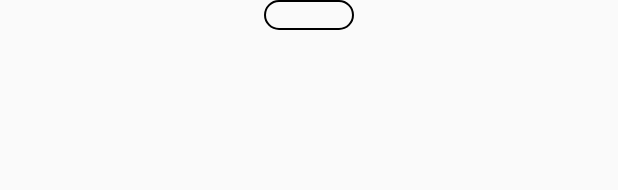
After one commit to shangdinvxu/MyOdoo, an Android app: the layout adapter_work_person.xml on its own in the app's theme, with its tools: preview values and no code run, on a phone screen of 412 x 824 dp. The commit adds this screen. Shown: the top 190 px of the screen. Run offline under Robolectric (Android 15) with nearby library versions, the phone set to English and light mode, and no system bars.

Commit message:
等待生产的最后一步骤

```diff
--- a/api/src/main/java/tarce/api/api/InventoryApi.java
+++ b/api/src/main/java/tarce/api/api/InventoryApi.java
@@ -162,7 +162,7 @@ public interface InventoryApi {
      * 待工员工接口
      * */
     @POST("find_free_workers")
-    Call<Object> getFreeWorkers(@Body HashMap hashMap);
+    Call<FreeWorkBean> getFreeWorkers(@Body HashMap hashMap);
 
     /**
      * 工作中员工接口
--- a/app/src/main/java/tarce/myodoo/activity/MainActivity.java
+++ b/app/src/main/java/tarce/myodoo/activity/MainActivity.java
@@ -128,12 +128,12 @@ public class MainActivity extends AppCompatActivity {
                 "linkloving_mrp_extend.mrp_production_action_qc_success"};
         objectObjectHashMap.put("xml_names", names);
         objectObjectHashMap.put("user_id", MyApplication.userID);
-        AlertAialogUtils.showDefultProgressDialog(MainActivity.this);
+     //   AlertAialogUtils.showDefultProgressDialog(MainActivity.this);
         Call<LoadActionBean> objectCall = inventoryApi.load_actionCall(objectObjectHashMap);
         objectCall.enqueue(new Callback<LoadActionBean>() {
             @Override
             public void onResponse(Call<LoadActionBean> call, Response<LoadActionBean> response) {
-                AlertAialogUtils.dismissDefultProgressDialog();
+              //  AlertAialogUtils.dismissDefultProgressDialog();
                 if (response.body() != null && response.body().getResult().getRes_code() == 1) {
                     Integer needaction_counter = response.body().getResult().getRes_data().getLinkloving_mrp_extend_menu_mrp_prepare_material_ing().getNeedaction_counter();
                     Integer needaction_counter1 = response.body().getResult().getRes_data().getLinkloving_mrp_extend_menu_mrp_waiting_warehouse_inspection().getNeedaction_counter();
@@ -150,7 +150,7 @@ public class MainActivity extends AppCompatActivity {
 
             @Override
             public void onFailure(Call<LoadActionBean> call, Throwable t) {
-                AlertAialogUtils.dismissDefultProgressDialog();
+          //      AlertAialogUtils.dismissDefultProgressDialog();
                 MyLog.e(TAG, t.toString());
             }
         });
--- a/app/src/main/java/tarce/myodoo/fragment/ProduceFragment.java
+++ b/app/src/main/java/tarce/myodoo/fragment/ProduceFragment.java
@@ -91,7 +91,7 @@ public class ProduceFragment extends Fragment {
      * 检测是否需要显示的相应item的红色圈圈加数字
      * */
     private void initRedNum() {
-        AlertAialogUtils.showDefultProgressDialog(getActivity());
+    //    AlertAialogUtils.showDefultProgressDialog(getActivity());
         inventoryApi = RetrofitClient.getInstance(getActivity()).create(InventoryApi.class);
         String[] menus = {"linkloving_mrp_extend.menu_mrp_finish_prepare_material","linkloving_mrp_extend.menu_mrp_already_picking",
                 "linkloving_mrp_extend.menu_mrp_progress","linkloving_mrp_extend.menu_mrp_waiting_inventory_material",
@@ -104,7 +104,7 @@ public class ProduceFragment extends Fragment {
         loadActionBeanCall.enqueue(new MyCallback<LoadProductBean>() {
             @Override
             public void onResponse(Call<LoadProductBean> call, Response<LoadProductBean> response) {
-                AlertAialogUtils.dismissDefultProgressDialog();
+               // AlertAialogUtils.dismissDefultProgressDialog();
                 if (response.body() == null)return;
                 if (response.body().getResult().getRes_code() == 1){
                     Integer needaction_counter0 = response.body().getResult().getRes_data().getLinkloving_mrp_extend_menu_mrp_finish_prepare_material().getNeedaction_counter();
@@ -127,7 +127,7 @@ public class ProduceFragment extends Fragment {
 
             @Override
             public void onFailure(Call<LoadProductBean> call, Throwable t) {
-                AlertAialogUtils.dismissDefultProgressDialog();
+              //  AlertAialogUtils.dismissDefultProgressDialog();
                 super.onFailure(call, t);
             }
         });
--- /dev/null
+++ b/app/src/main/res/drawable/bac_find_workp.xml
@@ -0,0 +1,5 @@
+<?xml version="1.0" encoding="utf-8"?>
+<selector xmlns:android="http://schemas.android.com/apk/res/android">
+    <item android:state_checked="true"  android:state_enabled="true" android:drawable="@drawable/bac_work_persont"/>
+    <item android:state_checked="false"  android:state_enabled="true" android:drawable="@drawable/bac_work_person"/>
+</selector>
--- /dev/null
+++ b/app/src/main/res/drawable/bac_work_person.xml
@@ -0,0 +1,7 @@
+<?xml version="1.0" encoding="utf-8"?>
+<shape xmlns:android="http://schemas.android.com/apk/res/android">
+
+    <corners android:radius="15dp"/>
+    <stroke android:color="@color/black"
+        android:width="1dp"/>
+</shape>
--- /dev/null
+++ b/app/src/main/res/drawable/bac_work_persont.xml
@@ -0,0 +1,6 @@
+<?xml version="1.0" encoding="utf-8"?>
+<shape xmlns:android="http://schemas.android.com/apk/res/android">
+
+    <solid android:color="@color/cc"/>
+    <corners android:radius="15dp"/>
+</shape>
--- a/app/src/main/res/layout/activity_add_person.xml
+++ b/app/src/main/res/layout/activity_add_person.xml
@@ -9,7 +9,7 @@
         <FrameLayout
             android:id="@+id/fragment_scan"
             android:layout_width="match_parent"
-            android:layout_height="200dp"/>
+            android:layout_height="230dp"/>
         <LinearLayout
             android:layout_below="@+id/fragment_scan"
             android:id="@+id/linear_title"
--- /dev/null
+++ b/app/src/main/res/layout/adapter_work_person.xml
@@ -0,0 +1,14 @@
+<?xml version="1.0" encoding="utf-8"?>
+<LinearLayout xmlns:android="http://schemas.android.com/apk/res/android"
+    android:orientation="vertical" android:layout_width="match_parent"
+    android:layout_height="30dp">
+
+    <CheckBox
+        android:id="@+id/adapter_bac_radiobu"
+        android:layout_width="60dp"
+        android:layout_height="20dp"
+        android:layout_gravity="center"
+        android:button="@null"
+        android:gravity="center"
+        android:background="@drawable/bac_find_workp" />
+</LinearLayout>
```
Also changed, not shown: app/src/main/java/tarce/myodoo/activity/AddPersonActivity.java (+8 -10 lines), app/src/main/java/tarce/myodoo/activity/OrderDetailActivity.java (+7 -0 lines), app/src/main/java/tarce/myodoo/adapter/product/WorkPersonAdapter.java (+56 -5 lines), lib-zxing/src/main/java/com/uuzuche/lib_zxing/camera/CameraConfigurationManager.java (+10 -2 lines), lib-zxing/src/main/java/com/uuzuche/lib_zxing/camera/CameraManager.java (+5 -3 lines), lib-zxing/src/main/res/layout/camera.xml (+2 -5 lines).
